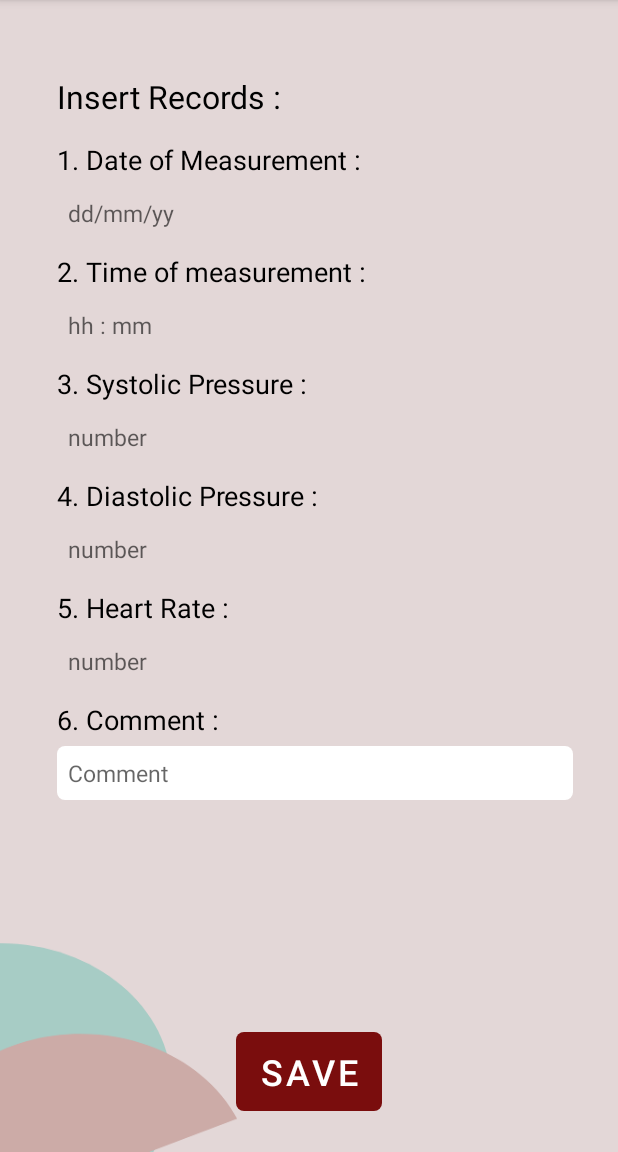
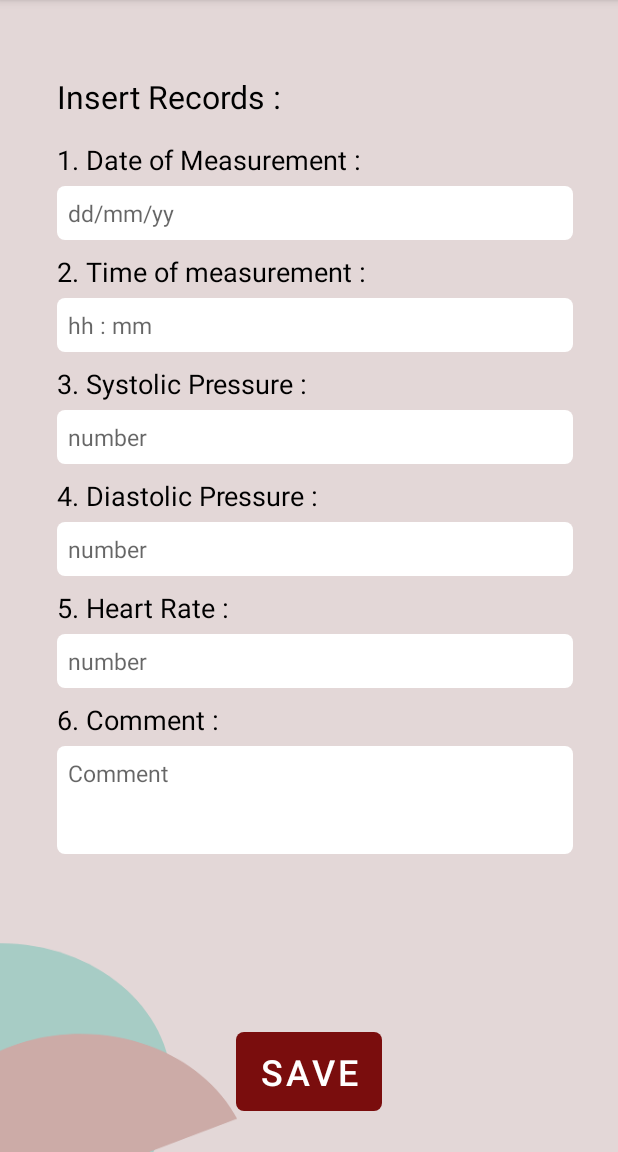
Before and after one commit to rafi-am7/Cardiac-Recorder, an Android app: the AddActivity screen opened directly, with no data from a screen before it, on a phone screen of 412 x 824 dp, the part 84-1236 px from its top. Run offline under Robolectric (Android 15) with nearby library versions, the phone set to English and light mode, and no system bars.

Commit message:
comment view changes

```diff
--- a/app/src/main/res/drawable/rounded_text_field.xml
+++ b/app/src/main/res/drawable/rounded_text_field.xml
@@ -1,16 +1,10 @@
 <?xml version="1.0" encoding="utf-8"?>
-<selector xmlns:android="http://schemas.android.com/apk/res/android">
-    <item >
-        <shape>
-            <stroke
-                android:color="@color/white"
-                android:width="0dp"/>
-            <corners
-                android:bottomLeftRadius="5dp"
-                android:bottomRightRadius="5dp"
-                android:topLeftRadius="5dp"
-                android:topRightRadius="5dp" />
-        </shape>
-    </item>
+<!--  res/drawable/rounded_edittext.xml -->
+<shape xmlns:android="http://schemas.android.com/apk/res/android"
+    android:shape="rectangle"
+    android:padding="10dp">
 
-</selector>
+    <solid android:color="#FFFFFF" />
+    <corners
+        android:radius="5dp"/>
+</shape>
--- a/app/src/main/res/layout/activity_add.xml
+++ b/app/src/main/res/layout/activity_add.xml
@@ -175,6 +175,9 @@
         android:background="@drawable/rounded_text_field"
         android:backgroundTint="@color/white"
         android:hint="Comment"
+        android:minLines="3"
+        android:maxLines="6"
+        android:gravity="top|start"
         android:inputType="textMultiLine"
         android:padding="7dp"
         android:textColor="@color/black"
--- a/app/src/main/res/layout/activity_update.xml
+++ b/app/src/main/res/layout/activity_update.xml
@@ -169,6 +169,9 @@
         android:layout_marginTop="5dp"
         android:background="@drawable/rounded_text_field"
         android:inputType="textMultiLine"
+        android:minLines="3"
+        android:maxLines="6"
+        android:gravity="top|start"
         android:padding="7dp"
         android:textColor="@color/black"
         android:textSize="15sp"
@@ -184,7 +187,7 @@
         app:layout_constraintEnd_toEndOf="parent"
         app:layout_constraintStart_toStartOf="parent"
         app:layout_constraintBottom_toBottomOf="parent"
-        android:backgroundTint="#672A2A"
+        android:backgroundTint="#D30FBDF3"
         android:layout_marginBottom="27dp"
         tools:ignore="MissingConstraints">
 
@@ -192,10 +195,9 @@
             android:id="@+id/updateButton"
             android:layout_width="fill_parent"
             android:layout_height="wrap_content"
-            android:textSize="24sp"
             android:background="?android:attr/selectableItemBackground"
             android:text="Update"
-            />
+            android:textSize="20sp" />
     </FrameLayout>
 
 </androidx.constraintlayout.widget.ConstraintLayout>
--- a/app/src/main/res/layout/activity_view.xml
+++ b/app/src/main/res/layout/activity_view.xml
@@ -151,10 +151,10 @@
         android:layout_height="wrap_content"
         android:layout_marginLeft="20dp"
         android:layout_marginTop="5dp"
+        android:maxLines="5"
         android:text="Comment"
         android:textColor="#808080"
         android:textSize="16sp"
-        android:maxLines="5"
         app:layout_constraintStart_toStartOf="@+id/Header"
         app:layout_constraintTop_toBottomOf="@+id/Comment" />
 
@@ -163,9 +163,9 @@
         android:layout_width="wrap_content"
         android:layout_height="wrap_content"
         android:layout_marginBottom="46dp"
-        android:text="Back"
         android:paddingLeft="30dp"
         android:paddingRight="30dp"
+        android:text="Back"
         app:layout_constraintBottom_toBottomOf="parent"
         app:layout_constraintEnd_toEndOf="parent"
         app:layout_constraintStart_toStartOf="parent" />
```
